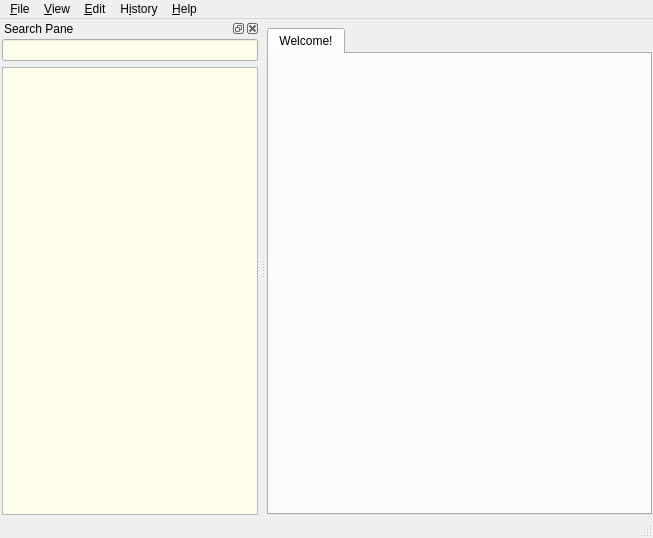
goldendict/goldendict, file mainwindow.ui: the form before one commit.
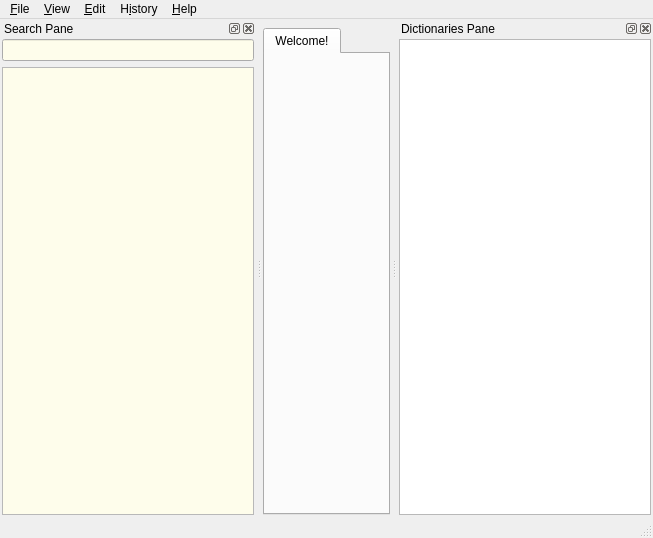
The form after the commit. Icons and pictures are not drawn. Custom widgets are drawn as their Qt base class.

Commit message: Implemented Dictionaries Pane, to show dicts in which results were found.

The edit to the form file:
```diff
--- a/mainwindow.ui
+++ b/mainwindow.ui
@@ -244,6 +244,33 @@
     </layout>
    </widget>
   </widget>
+  <widget class="QDockWidget" name="dictsPane">
+   <property name="windowTitle">
+    <string>Dictionaries Pane</string>
+   </property>
+   <attribute name="dockWidgetArea">
+    <number>2</number>
+   </attribute>
+   <widget class="DictsPaneWidget" name="dictsPaneWidget">
+    <layout class="QVBoxLayout" name="verticalLayout_2">
+     <property name="leftMargin">
+      <number>2</number>
+     </property>
+     <property name="topMargin">
+      <number>1</number>
+     </property>
+     <property name="rightMargin">
+      <number>2</number>
+     </property>
+     <property name="bottomMargin">
+      <number>1</number>
+     </property>
+     <item>
+      <widget class="QListWidget" name="dictsList"/>
+     </item>
+    </layout>
+   </widget>
+  </widget>
   <action name="dictionaries">
    <property name="icon">
     <iconset resource="resources.qrc">
@@ -381,6 +408,12 @@
    <header>searchpanewidget.hh</header>
    <container>1</container>
   </customwidget>
+  <customwidget>
+   <class>DictsPaneWidget</class>
+   <extends>QWidget</extends>
+   <header>dictspanewidget.hh</header>
+   <container>1</container>
+  </customwidget>
  </customwidgets>
  <tabstops>
   <tabstop>translateLine</tabstop>
```
The commit also changes 8 other files.
